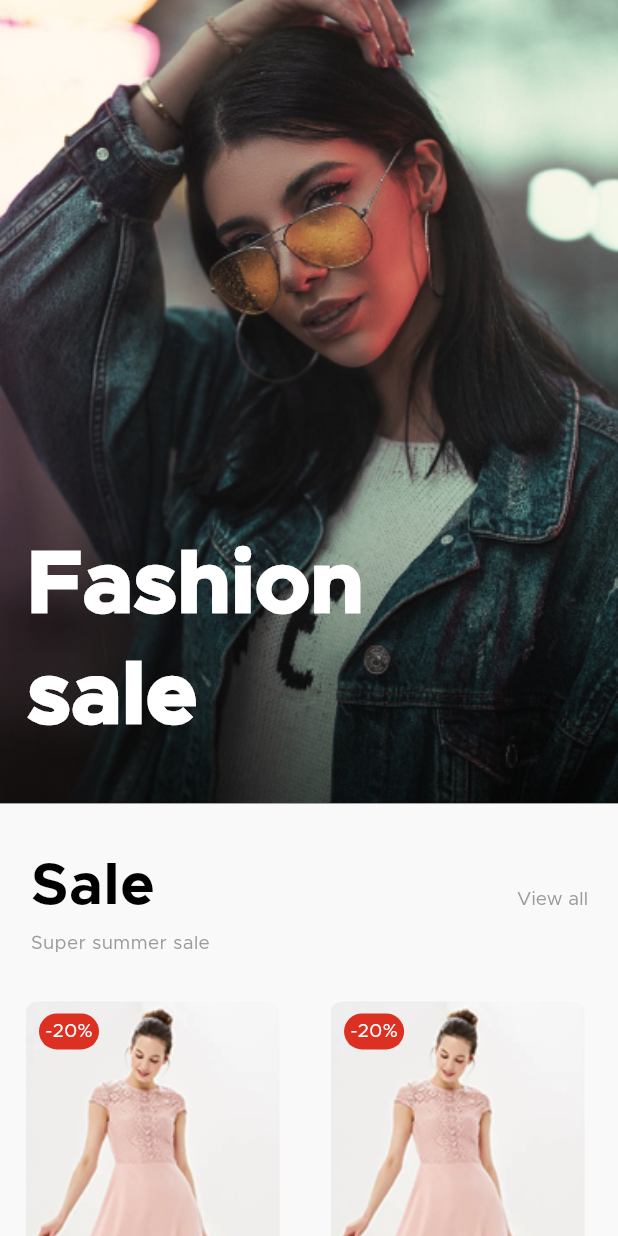
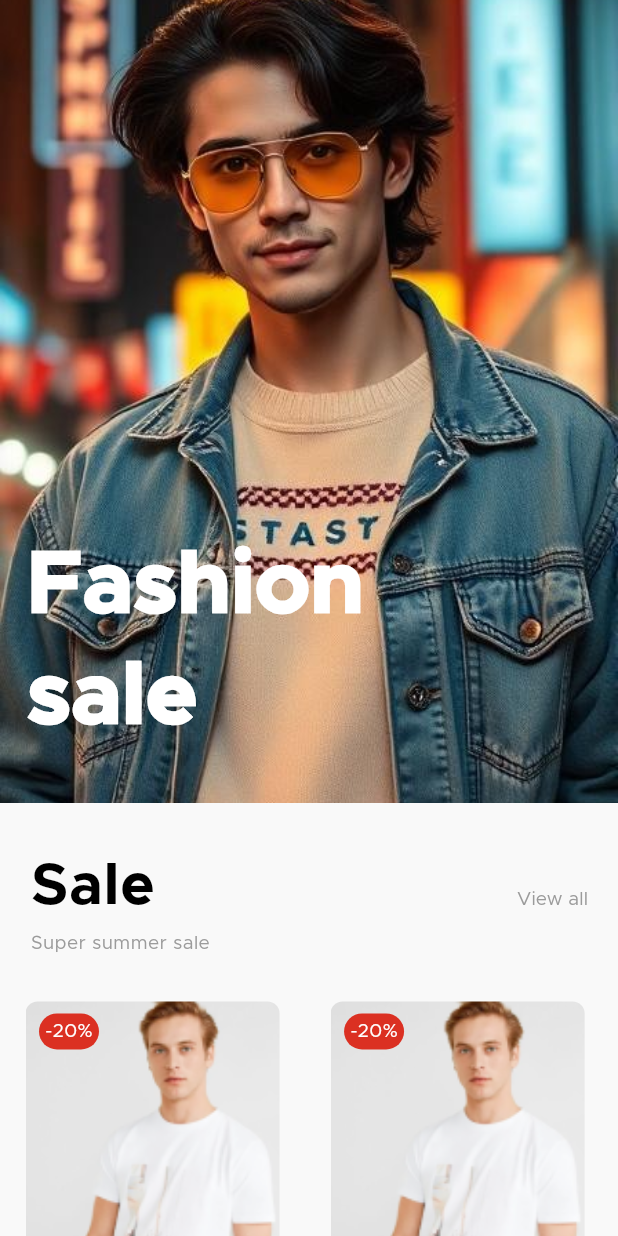
Before and after one commit to abdelazizh17/E-Commerce-App, a Flutter app: the HomeView screen opened by its route, on a phone screen of 412 x 824 dp. Run offline on Flutter 3.47's test engine with Material 3 defaults, Android fonts, the light colour scheme and no system bars; our stand-ins replace bloc, cloud_firestore, firebase_auth, firebase_core, flutter_bloc, flutter_screenutil and 4 more; missing offline and left inert: flutter_facebook_auth; accounts and stored records are empty.

Commit message:
update image

```diff
--- a/lib/core/utils/app_assets.dart
+++ b/lib/core/utils/app_assets.dart
@@ -2,13 +2,13 @@
 class Assets {
   Assets._();
 
-  /// Assets for imagesBigBanner
-  /// assets/images/BigBanner.png
-  static const String imagesBigBanner = "assets/images/BigBanner.png";
-
   /// Assets for imagesFacebook
   /// assets/images/facebook.svg
   static const String imagesFacebook = "assets/images/facebook.svg";
+
+  /// Assets for imagesFashon
+  /// assets/images/Fashon.jpeg
+  static const String imagesFashon = "assets/images/Fashon.jpeg";
 
   /// Assets for imagesGoogle
   /// assets/images/google.svg
@@ -18,7 +18,7 @@ class Assets {
   /// assets/images/prof1.jpg
   static const String imagesProf1 = "assets/images/prof1.jpg";
 
-  /// Assets for imagesTestsale
-  /// assets/images/testsale.png
-  static const String imagesTestsale = "assets/images/testsale.png";
+  /// Assets for imagesTest
+  /// assets/images/test.png
+  static const String imagesTest = "assets/images/test.png";
 }
--- a/lib/feature/home/presentation/views/widgets/custom_home_app_bar.dart
+++ b/lib/feature/home/presentation/views/widgets/custom_home_app_bar.dart
@@ -13,7 +13,9 @@ class CustomHomeSliverAppBar extends StatelessWidget {
   Widget build(BuildContext context) {
     return SliverAppBar(
       automaticallyImplyLeading: false,
-      backgroundColor: AppColors.darkModeBackgroundColor,
+      backgroundColor: Theme.of(context).brightness == Brightness.dark
+          ? AppColors.darkModeBackgroundColor
+          : AppColors.lightModeBackgroundColor,
       flexibleSpace: FlexibleSpaceBar(
         titlePadding: EdgeInsets.only(left: 18, bottom: 30.sp),
         title: Text(
@@ -22,7 +24,7 @@ class CustomHomeSliverAppBar extends StatelessWidget {
               color: AppColors.whiteColor, fontWeight: FontWeight.w900),
         ),
         background: Image.asset(
-          Assets.imagesBigBanner,
+          Assets.imagesFashon,
           fit: BoxFit.cover,
         ),
       ),
--- a/lib/feature/home/presentation/views/widgets/product_image_container.dart
+++ b/lib/feature/home/presentation/views/widgets/product_image_container.dart
@@ -18,9 +18,9 @@ class ProductImageContainer extends StatelessWidget {
           height: 184.h,
           decoration: ShapeDecoration(
             image: DecorationImage(
-              fit: BoxFit.fill,
+              fit: BoxFit.cover,
               image: AssetImage(
-                Assets.imagesTestsale,
+                Assets.imagesTest,
               ),
             ),
             shape:
@@ -34,7 +34,7 @@ class ProductImageContainer extends StatelessWidget {
             width: 40,
             height: 24,
             decoration: ShapeDecoration(
-              color: isSale ?  AppColors.primaryColor : AppColors.blackColor,
+              color: isSale ? AppColors.primaryColor : AppColors.blackColor,
               shape: RoundedRectangleBorder(
                 borderRadius: BorderRadius.circular(29),
               ),
```
Also changed, not shown: assets/images/BigBanner.png (deleted), assets/images/Fashon.jpeg (added), assets/images/test.png (added), assets/images/testsale.png (deleted), 4 other files.
